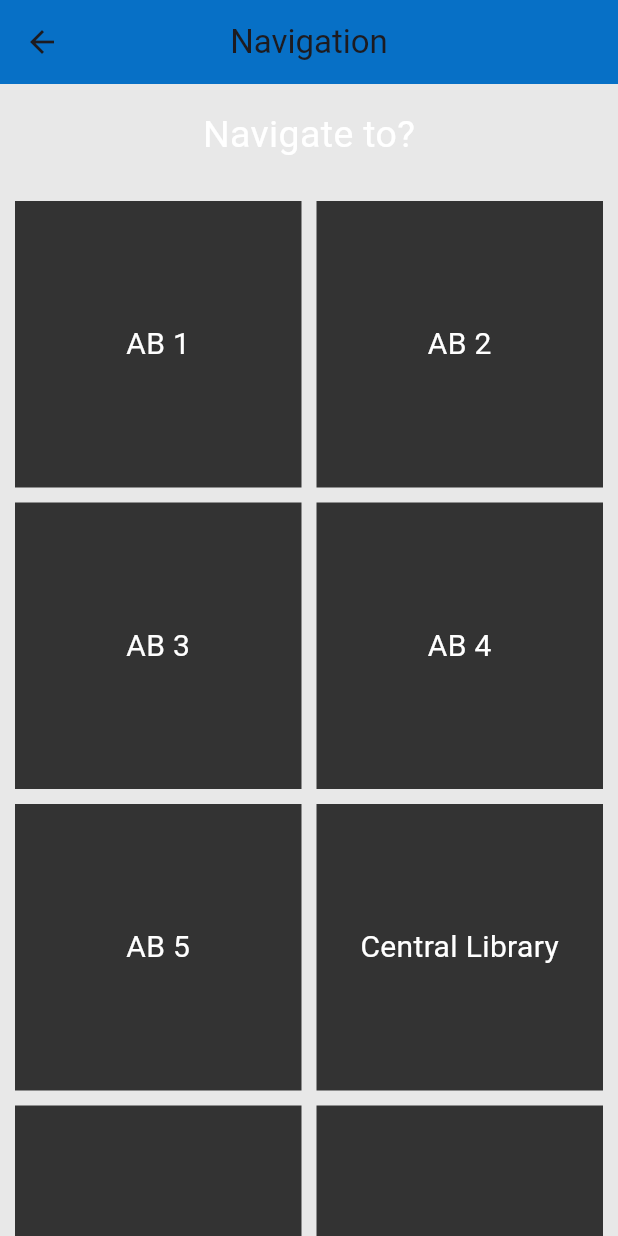
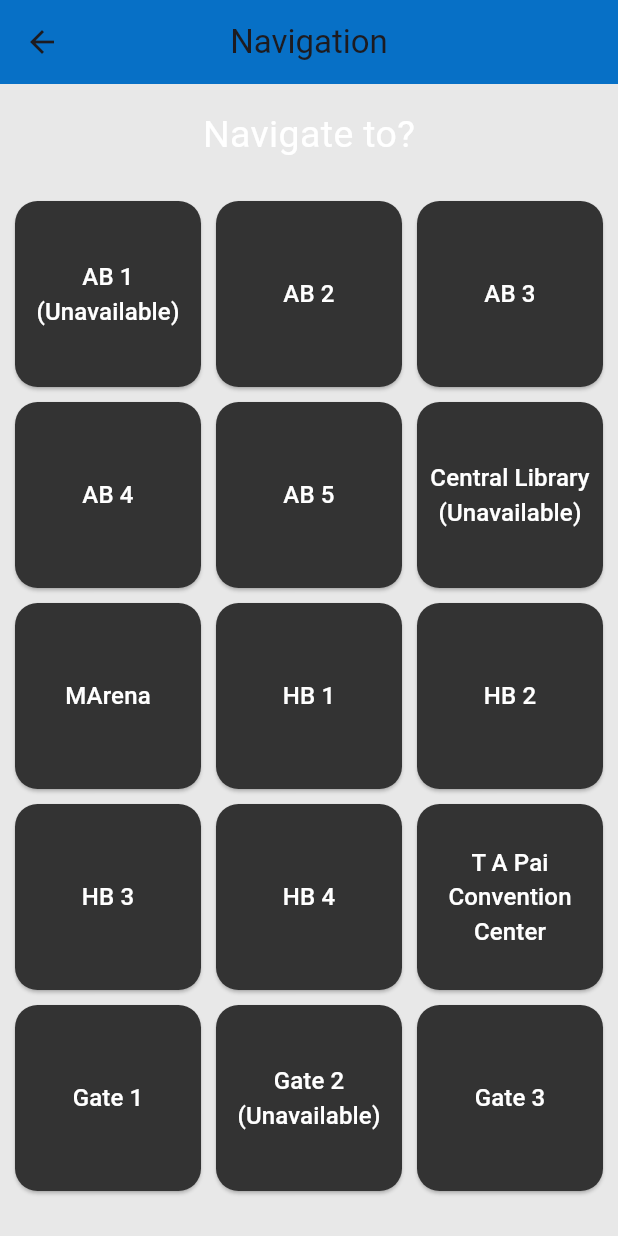
Before and after one commit to malhaar10/CollegeCompanionApp, a Flutter app: the MapPage screen opened directly, on a phone screen of 412 x 824 dp. Run offline on Flutter 3.47's test engine with Material 3 defaults, Android fonts, the phone set to English and light mode, and no system bars; our stand-ins replace geolocator, photo_view, table_calendar.

Commit message:
Added features

```diff
--- a/lib/location_data.dart
+++ b/lib/location_data.dart
@@ -1,26 +1,18 @@
-// lib/location_data.dart
-
 class LocationData {
   static const Map<String, List<double>> locations = {
-    'AB 1': [13.126463, 77.589932], // Placeholder coordinates for AB 1
-    'AB 2': [13.126255, 77.590557], // Placeholder coordinates for AB 2
-    'AB 3': [13.125852, 77.591356], // Placeholder coordinates for AB 3
-    'AB 4': [13.125296, 77.590573], // Placeholder coordinates for AB 4
-    'AB 5': [13.125157, 77.589943], // Placeholder coordinates for AB 5
-    'Central Library': [
-      13.125019,
-      77.589376
-    ], // Placeholder coordinates for Central Library
-    'MArena': [13.128518, 77.589734], // Placeholder coordinates for MArena
-    'HB 1': [13.130353, 77.588828], // Placeholder coordinates for HB 1
-    'HB 2': [13.129831, 77.589219], // Placeholder coordinates for HB 2
-    'HB 3': [13.129257, 77.588818], // Placeholder coordinates for HB 3
-    'HB 4': [13.128708, 77.589446], // Placeholder coordinates for HB 4
-    'T A Pai Convention Center': [
-      13.127490,
-      77.588994
-    ], // Placeholder coordinates for T A Pai Convention Center
-    'Gate 1': [13.123341, 77.592028], // Placeholder coordinates for Gate 1
-    'Gate 3': [13.130641, 77.589927], // Placeholder coordinates for Gate 3
+    'AB 1': [13.126463, 77.589932],
+    'AB 2': [13.126255, 77.590557],
+    'AB 3': [13.125852, 77.591356],
+    'AB 4': [13.125296, 77.590573],
+    'AB 5': [13.125157, 77.589943],
+    'Central Library': [13.125019, 77.589376],
+    'MArena': [13.128518, 77.589734],
+    'HB 1': [13.130353, 77.588828],
+    'HB 2': [13.129831, 77.589219],
+    'HB 3': [13.129257, 77.588818],
+    'HB 4': [13.128708, 77.589446],
+    'T A Pai Convention Center': [13.127490, 77.588994],
+    'Gate 1': [13.123341, 77.592028],
+    'Gate 3': [13.130641, 77.589927],
   };
 }
--- a/lib/map_page.dart
+++ b/lib/map_page.dart
@@ -1,7 +1,7 @@
 import 'package:flutter/material.dart';
 import 'package:geolocator/geolocator.dart';
 import 'package:url_launcher/url_launcher.dart';
-import 'location_data.dart'; // Import the location data library
+import 'location_data.dart';
 
 class MapPage extends StatelessWidget {
   const MapPage({super.key});
@@ -10,13 +10,11 @@ class MapPage extends StatelessWidget {
     bool serviceEnabled;
     LocationPermission permission;
 
-    // Check if location services are enabled
     serviceEnabled = await Geolocator.isLocationServiceEnabled();
     if (!serviceEnabled) {
       return Future.error('Location services are disabled.');
     }
 
-    // Check for location permissions
     permission = await Geolocator.checkPermission();
     if (permission == LocationPermission.denied) {
       permission = await Geolocator.requestPermission();
@@ -25,7 +23,6 @@ class MapPage extends StatelessWidget {
       }
     }
 
-    // Get current position
     return await Geolocator.getCurrentPosition();
   }
 
@@ -33,7 +30,6 @@ class MapPage extends StatelessWidget {
     try {
       Position position = await _determinePosition();
 
-      // Retrieve latitude and longitude from the LocationData library
       List<double>? coords = LocationData.locations[destination];
       if (coords == null) {
         ScaffoldMessenger.of(context).showSnackBar(
@@ -43,12 +39,10 @@ class MapPage extends StatelessWidget {
       }
 
       String url =
-          'https://www.google.com/maps/dir/?api=1&origin=${position.latitude},${position.longitude}&destination=${coords[0]},${coords[1]}&travelmode=driving';
+          'https://www.google.com/maps/dir/?api=1&origin=${position.latitude},${position.longitude}&destination=${coords[0]},${coords[1]}&travelmode=walking';
 
-      // Launch the URL
       await launchUrl(Uri.parse(url));
     } catch (e) {
-      // Handle any errors that occur during URL launching
       ScaffoldMessenger.of(context).showSnackBar(
         SnackBar(
           content: Text('Could not open Google Maps: $e'),
@@ -60,12 +54,12 @@ class MapPage extends StatelessWidget {
   @override
   Widget build(BuildContext context) {
     final List<String> utilityNames = [
-      'AB 1',
+      'AB 1\n(Unavailable)',
       'AB 2',
       'AB 3',
       'AB 4',
       'AB 5',
-      'Central Library',
+      'Central Library\n(Unavailable)',
       'MArena',
       'HB 1',
       'HB 2',
@@ -73,6 +67,7 @@ class MapPage extends StatelessWidget {
       'HB 4',
       'T A Pai Convention Center',
       'Gate 1',
+      'Gate 2\n(Unavailable)',
       'Gate 3'
     ];
 
@@ -97,25 +92,32 @@ class MapPage extends StatelessWidget {
           ),
           Expanded(
             child: GridView.count(
-              crossAxisCount: 2,
+              crossAxisCount: 3, // Set to 3 buttons per row
               crossAxisSpacing: 10,
               mainAxisSpacing: 10,
               padding: const EdgeInsets.all(10),
               children: List.generate(utilityNames.length, (index) {
-                return GestureDetector(
-                  onTap: () {
+                return ElevatedButton(
+                  style: ElevatedButton.styleFrom(
+                    backgroundColor: const Color.fromARGB(
+                        255, 51, 51, 51), // Set background color
+                    padding: const EdgeInsets.symmetric(
+                        vertical: 12), // Adjust vertical padding
+                    shape: RoundedRectangleBorder(
+                      borderRadius: BorderRadius.circular(
+                          15), // Set the radius for rounded edges
+                    ),
+                  ),
+                  onPressed: () {
                     _navigateToLocation(context, utilityNames[index]);
                   },
-                  child: Container(
-                    color: const Color.fromARGB(255, 51, 51, 51),
                   child: Center(
                     child: Text(
                       utilityNames[index],
                       textAlign: TextAlign.center,
                       style: const TextStyle(
                         color: Colors.white,
-                          fontSize: 20,
-                        ),
+                        fontSize: 16, // Reduced font size for smaller buttons
                       ),
                     ),
                   ),
```
Also changed, not shown: lib/RestaurantPage.dart (added, +70 -0 lines), lib/eventspage.dart (+64 -0 lines), lib/main.dart (+13 -13 lines), lib/utilitiespage.dart (+19 -8 lines), pubspec.yaml (+10 -0 lines), assets/images/B25.jpg (deleted), assets/images/bmenu.jpg (added), assets/images/campusmart.jpg (added), assets/images/menu1.jpg (added), assets/images/menu2.jpg (added), assets/images/menu3.jpg (added), assets/images/menu4.jpg (added), assets/images/salon.jpg (added), pubspec.lock, 1 other file. Lines whose indentation alone changed are shown as unchanged.
